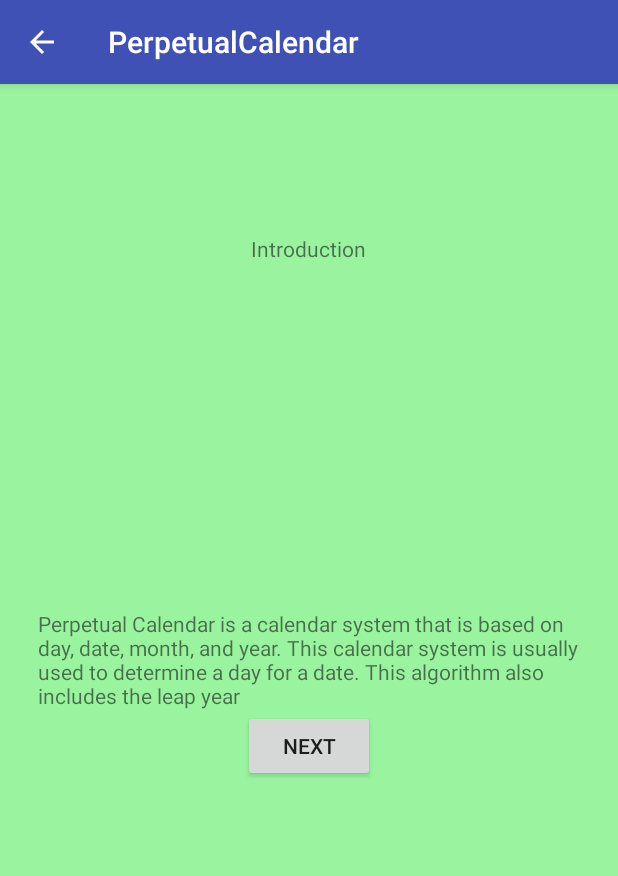
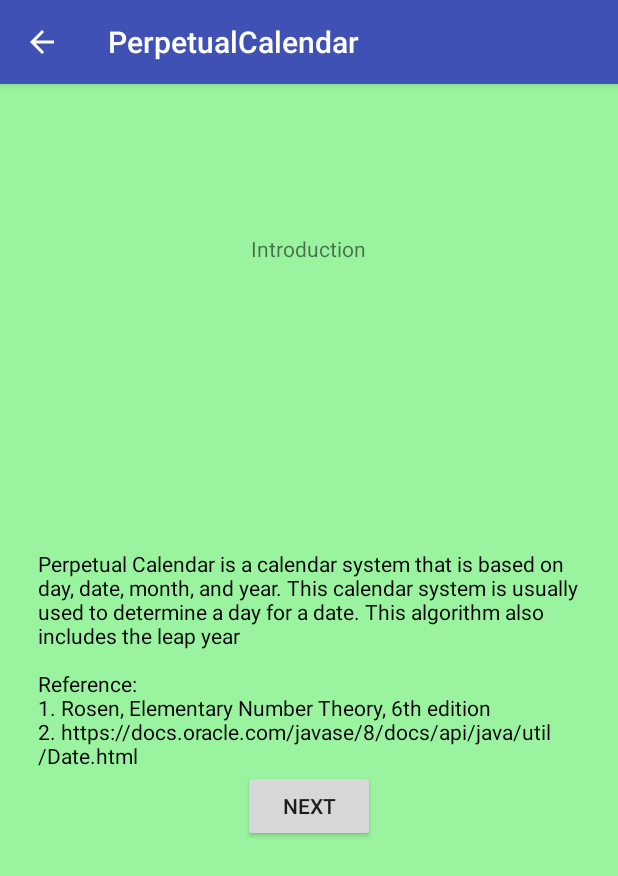
Before and after one commit to dickynovanto1103/PerpetualCalendar, an Android app: the screen it shows after launch (IntroductionActivity), after a tap on "ENGLISH", on a phone screen of 412 x 824 dp. Shown: the top 876 px of the screen. Run offline under Robolectric (Android 15) with nearby library versions, the phone set to English and light mode, and no system bars.

Commit message:
final touch

```diff
--- a/app/src/main/java/com/example/dickynovanto1103/perpetualcalendar/Activity/HelpActivity.java
+++ b/app/src/main/java/com/example/dickynovanto1103/perpetualcalendar/Activity/HelpActivity.java
@@ -47,9 +47,9 @@ public class HelpActivity extends AppCompatActivity {
     private void setHelpText() {
         String content;
         if(language.getBahasa() == 0) {
-            content = "Write date in format of dd/mm/yyyy, for example 31/12/1998 (December 31, 1998)";
+            content = "Write date in format of dd/mm/yyyy, for example 31/12/1998 (December 31, 1998)\n\nIf you want to add events, you must enter a valid date first, checking it, then you can add event\n\nConstraint:\n1. Checking date must be done first prior to adding event\n2. This app does not handle Before Christ (BC) date";
         }else{
-            content = "Tulis tanggal dalam format dd/mm/yyyy seperti 31/12/1998 untuk 31 Desember 1998";
+            content = "Tulis tanggal dalam format dd/mm/yyyy seperti 31/12/1998 untuk 31 Desember 1998\n\nJika ingin menambahkan suatu kejadian, maka anda harus mengisi tanggal yang valid terlebih dahulu, lalu pilih tambah kejadian.\n\nBatasan:\n1. Penambahan kejadian hanya dapat dilakukan jika sudah dilakukan pengecekan tanggal tersebut terlebih dahulu\n2. Tidak mengatur penanggalan sebelum masehi";
         }
         helpText.setText(content);
     }
--- a/app/src/main/java/com/example/dickynovanto1103/perpetualcalendar/Activity/IntroductionActivity.java
+++ b/app/src/main/java/com/example/dickynovanto1103/perpetualcalendar/Activity/IntroductionActivity.java
@@ -55,9 +55,12 @@ public class IntroductionActivity extends AppCompatActivity {
         TextView introContent = findViewById(R.id.intro);
         if(language.getBahasa() == 0){
             String content = "Perpetual Calendar is a calendar system that is based on day, date, month, and year. This calendar system is usually used to determine a day for a date. This algorithm also includes the leap year";
+            content += "\n\nReference:\n1. Rosen, Elementary Number Theory, 6th edition\n2. https://docs.oracle.com/javase/8/docs/api/java/util/Date.html";
+
             introContent.setText(content);
         }else{
             String content = "Perpetual Calender adalah sistem kalender yang berlaku sepanjang zaman dengan basis hari, tanggal, bulan, dan tahun. Sistem kalender ini biasa digunakan untuk menentukan hari pada suatu tanggal di bulan dan tahun tertentu. Penentuan hari tidak terlepas dari perhitungan tahun kabisat, yaitu penambahan tanggal 4 tahun sekali kecuali kelipatan 100 yang bukan kelipatan 400.";
+            content += "\n\nReferensi:\n1. Rosen, Elementary Number Theory, 6th edition\n2. https://docs.oracle.com/javase/8/docs/api/java/util/Date.html";
             introContent.setText(content);
         }
     }
--- a/app/src/main/java/com/example/dickynovanto1103/perpetualcalendar/Activity/TeamIdentityActivity.java
+++ b/app/src/main/java/com/example/dickynovanto1103/perpetualcalendar/Activity/TeamIdentityActivity.java
@@ -2,6 +2,7 @@ package com.example.dickynovanto1103.perpetualcalendar.Activity;
 
 import android.support.v7.app.AppCompatActivity;
 import android.os.Bundle;
+import android.view.View;
 import android.widget.TextView;
 
 import com.example.dickynovanto1103.perpetualcalendar.Language;
--- a/app/src/main/java/com/example/dickynovanto1103/perpetualcalendar/Language.java
+++ b/app/src/main/java/com/example/dickynovanto1103/perpetualcalendar/Language.java
@@ -1,7 +1,7 @@
 package com.example.dickynovanto1103.perpetualcalendar;
 
 public class Language {
-    public int id;
+    public static int id;
     private static Language instance = new Language();
 
     private Language() {}
--- a/app/src/main/res/layout/activity_introduction.xml
+++ b/app/src/main/res/layout/activity_introduction.xml
@@ -20,7 +20,8 @@
         android:layout_centerInParent="true"
         android:text="@string/intro"
         android:layout_marginLeft="25dp"
-        android:layout_marginRight="25dp"/>
+        android:layout_marginRight="25dp"
+        android:textColor="@android:color/black"/>
     <Button
         android:id="@+id/nextButton"
         android:layout_width="wrap_content"
--- a/app/src/main/res/layout/activity_team_identity.xml
+++ b/app/src/main/res/layout/activity_team_identity.xml
@@ -34,6 +34,7 @@
         android:layout_below="@+id/team_member"
         android:layout_centerInParent="true"
         android:layout_marginTop="50dp"
-        android:text="MA 2252"/>
+        android:text="MA 2252"
+        android:layout_centerHorizontal="true" />
 
 </RelativeLayout>
```
Also changed, not shown: app/src/main/java/com/example/dickynovanto1103/perpetualcalendar/Activity/MainActivity.java (+6 -1 lines), app/src/main/java/com/example/dickynovanto1103/perpetualcalendar/DateParser.java (+8 -1 lines), app/src/main/java/com/example/dickynovanto1103/perpetualcalendar/Days.java (+12 -0 lines), app/src/main/java/com/example/dickynovanto1103/perpetualcalendar/PerpetualCalendar.java (+11 -3 lines).
